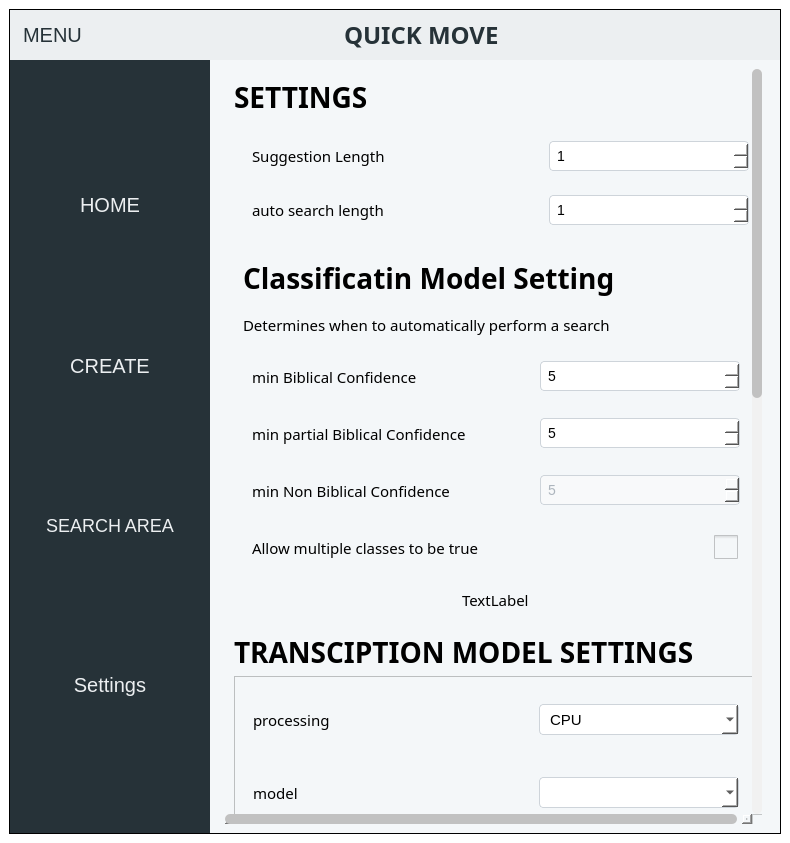
This is ui/MainWindow.ui in Achu-Worifung/quickMove as Qt 5 draws it before an edit. The edited form follows.
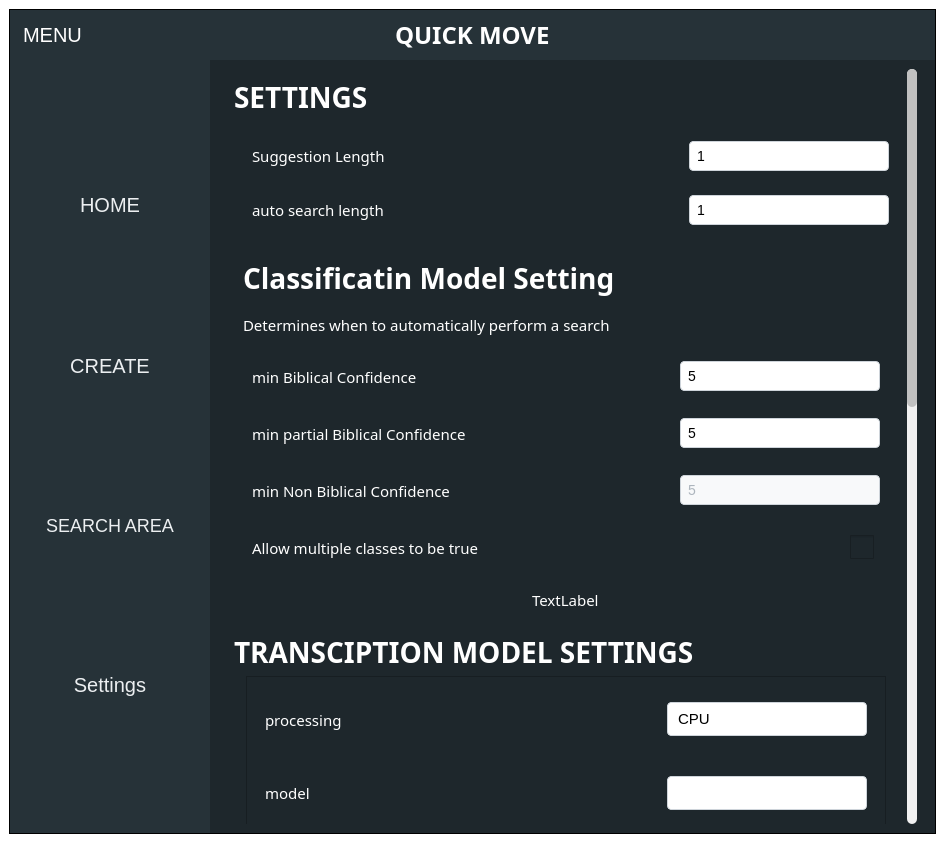
This is the edited form. The open tabs and pages were chosen to show the change. Icons and pictures are not drawn.

The edit to the form file:
```diff
--- a/ui/MainWindow.ui
+++ b/ui/MainWindow.ui
@@ -6,7 +6,7 @@
    <rect>
     <x>0</x>
     <y>0</y>
-    <width>790</width>
+    <width>945</width>
     <height>843</height>
    </rect>
   </property>
@@ -104,13 +104,16 @@
        <string notr="true">QFrame#frame{
 	border: 1px solid black;
 	background-color: rgb(244, 247, 249);
+	color: rgb(255, 255, 255);
+
 }
 
 QWidget
 {
-
-	background-color: rgb(244, 247, 249);
-}</string>
+background-color: rgb(30, 39, 44);
+	color: rgb(255, 255, 255);
+}
+</string>
       </property>
       <property name="frameShape">
        <enum>QFrame::StyledPanel</enum>
@@ -159,8 +162,9 @@
 QWidget
 {
 
-	background-color: rgb(236, 239, 241);
 	color: rgb(38, 50, 56);
+	background-color: rgb(38, 50, 56);
+
 }
 </string>
          </property>
@@ -201,7 +205,7 @@
                 </size>
                </property>
                <property name="styleSheet">
-                <string notr="true"/>
+                <string notr="true">color: rgb(255, 255, 255);</string>
                </property>
                <property name="text">
                 <string>MENU</string>
@@ -257,6 +261,9 @@
                  <bold>true</bold>
                 </font>
                </property>
+               <property name="styleSheet">
+                <string notr="true">color: rgb(255, 255, 255);</string>
+               </property>
                <property name="text">
                 <string>QUICK MOVE</string>
                </property>
@@ -301,11 +308,7 @@
                 <cursorShape>PointingHandCursor</cursorShape>
                </property>
                <property name="styleSheet">
-                <string notr="true">QPushButton:hover#minimize_button
-{
- background-color: #c0c0c0;
-
-}</string>
+                <string notr="true"/>
                </property>
                <property name="text">
                 <string/>
@@ -2278,6 +2281,145 @@
              </layout>
             </widget>
             <widget class="QWidget" name="settngs">
+             <property name="styleSheet">
+              <string notr="true">
+
+QPushButton:pressed
+{
+    background-color: #1565C0;
+}
+QLineEdit, QTextEdit, QPlainTextEdit
+{
+    background-color: #2C3A40;
+    border: 2px solid #546E7A;
+    border-radius: 8px;
+    padding: 6px;
+    color: rgb(0, 0, 0);
+}
+QLineEdit:hover, QTextEdit:hover, QPlainTextEdit:hover
+{
+    border: 2px solid #78909C;
+}
+
+QLineEdit:focus, QTextEdit:focus, QPlainTextEdit:focus
+{
+    border: 2px solid #42A5F5;
+    background-color: #2F3F46;
+}
+
+QComboBox
+{
+    color: rgb(0, 0, 0);
+    background-color: #2C3A40;
+    border: 2px solid #546E7A;
+    border-radius: 8px;
+    padding: 6px 10px;
+}
+
+QComboBox:hover
+{
+    border: 2px solid #78909C;
+}
+
+QComboBox:focus
+{
+    border: 2px solid #42A5F5;
+    background-color: #2F3F46;
+}
+
+/* dropdown button */
+QComboBox::drop-down
+{
+    border: none;
+    width: 24px;
+}
+
+/* dropdown list */
+QComboBox QAbstractItemView
+{
+    background-color: #37474F;
+    border: 1px solid #455A64;
+    border-radius: 6px;
+    selection-background-color: #1976D2;
+    selection-color: white;
+}
+
+QMenu
+{
+color: rgb(0, 0, 0);
+    background-color: #37474F;
+    border: 1px solid #455A64;
+}
+
+QMenu::item
+{
+    padding: 6px 20px;
+}
+
+QMenu::item:selected
+{
+    background-color: #1976D2;
+}
+
+QComboBox::down-arrow
+{
+    image: url(:/icons/Icons/arrow.ico);
+    width: 25px;
+    height: 25px;
+}
+
+QSpinBox, QDoubleSpinBox
+{
+color: rgb(0, 0, 0);
+    background-color: #2C3A40;
+    border: 2px solid #546E7A;
+    border-radius: 8px;
+    padding: 10px
+}
+
+/* arrows */
+QSpinBox::up-arrow, QDoubleSpinBox::up-arrow
+{
+    image:url(:/icons/Icons/up arrow.ico);
+    width: 20px;
+    height: 20px;
+}
+
+QSpinBox::down-arrow, QDoubleSpinBox::down-arrow
+{
+    image:url(:/icons/Icons/arrow.ico);
+    width: 20px;
+    height: 20px;
+}
+
+/* buttons */
+QSpinBox::up-button, QDoubleSpinBox::up-button
+{
+    border-top-right-radius: 6px;
+    width: 20px;
+}
+
+QSpinBox::down-button, QDoubleSpinBox::down-button
+{
+    border-bottom-right-radius: 6px;
+    width: 20px;
+}
+
+QComboBox QAbstractItemView
+{
+    background-color: #37474F;      /* dropdown background */
+    border: 1px solid #455A64;      /* border */
+    padding: 4px;                    /* padding around the whole list */
+    selection-background-color: #1976D2;
+    selection-color: white;
+    outline: 0;
+
+    /* THIS is the key for vertical spacing */
+    spacing: 16px;                    /* space between items */
+}
+
+</string>
+             </property>
              <layout class="QVBoxLayout" name="verticalLayout_7">
               <item>
                <widget class="QScrollArea" name="scrollArea_2">
@@ -2433,7 +2575,7 @@
                   <rect>
                    <x>0</x>
                    <y>0</y>
-                   <width>518</width>
+                   <width>682</width>
                    <height>1679</height>
                   </rect>
                  </property>
@@ -3219,6 +3361,9 @@
                             <height>31</height>
                            </size>
                           </property>
+                          <property name="styleSheet">
+                           <string notr="true"/>
+                          </property>
                          </widget>
                         </item>
                        </layout>
```
Left out of the diff: 304 changed lines with no effect on the pictures.
